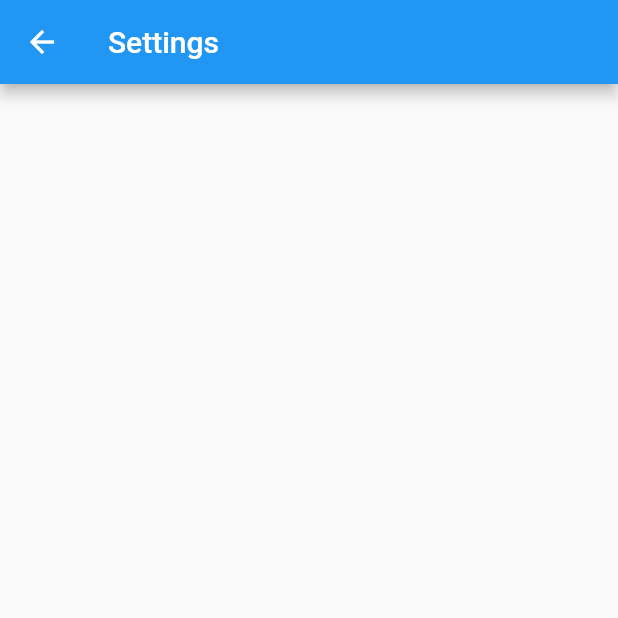
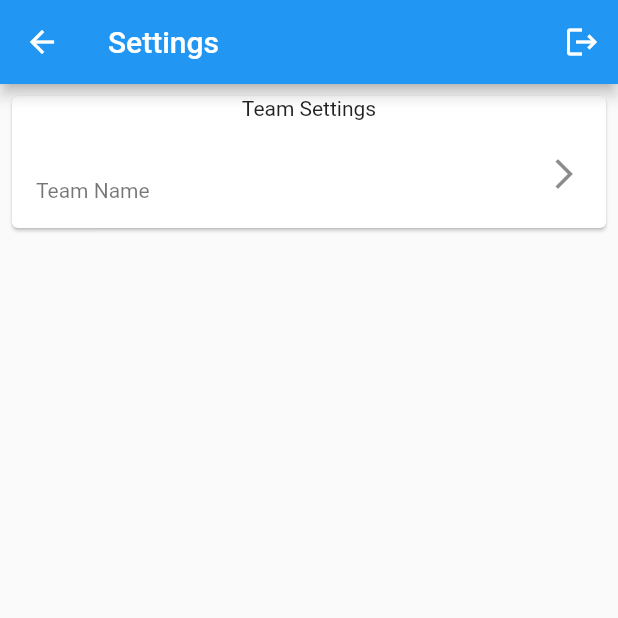
Before and after one commit to angelocordero/worship-connect-dev, a Flutter app: the SettingsHomePage screen opened directly, on a phone screen of 412 x 824 dp, the top half of it. Run offline on Flutter 3.47's test engine with Material 2 defaults, Android fonts, the phone set to English and light mode, and no system bars; our stand-ins replace cloud_firestore, firebase_auth, firebase_core, flutter_easyloading, flutter_riverpod, google_fonts and 3 more; missing offline and left inert: enum_to_string, tap_debouncer; accounts and stored records are empty; network calls fail.

Commit message:
added team data stream

```diff
--- /dev/null
+++ b/lib/settings/data_classes/wc_team_data.dart
@@ -0,0 +1,13 @@
+class TeamData {
+  final String creatorID;
+  final String teamName;
+  final String teamID;
+  final bool isOpen;
+
+  TeamData({
+    required this.creatorID,
+    required this.teamID,
+    required this.teamName,
+    required this.isOpen,
+  });
+}
--- a/lib/settings/screens/settings_home_page.dart
+++ b/lib/settings/screens/settings_home_page.dart
@@ -1,4 +1,6 @@
 import 'package:flutter/material.dart';
+import 'package:worship_connect/settings/widgets/team_settings.dart';
+import 'package:worship_connect/sign_in/services/wc_user_authentication_service.dart';
 
 class SettingsHomePage extends StatelessWidget {
   const SettingsHomePage({Key? key}) : super(key: key);
@@ -8,7 +10,17 @@ class SettingsHomePage extends StatelessWidget {
     return Scaffold(
       appBar: AppBar(
         title: const Text('Settings'),
+        actions: [
+          IconButton(
+            onPressed: () async {
+
+              await WCUserAuthentication().signOut();
+            },
+            icon: const Icon(Icons.logout),
+          ),
+        ],
       ),
+      body: const TeamSettings(),
     );
   }
 }
--- /dev/null
+++ b/lib/settings/widgets/team_settings.dart
@@ -0,0 +1,39 @@
+import 'package:flutter/material.dart';
+import 'package:flutter_riverpod/flutter_riverpod.dart';
+import 'package:worship_connect/settings/data_classes/wc_team_data.dart';
+import 'package:worship_connect/settings/services/team_firebase_api.dart';
+import 'package:worship_connect/sign_in/data_classes/wc_user_info_data.dart';
+import 'package:worship_connect/wc_core/worship_connect.dart';
+
+final wcTeamDataStream = StreamProvider<TeamData>((ref) {
+  final WCUserInfoData _wcUserInfoData = ref.watch(wcUserInfoDataStream).asData!.value!;
+
+  return TeamFirebaseAPI(_wcUserInfoData.teamID).teamData();
+});
+
+class TeamSettings extends ConsumerWidget {
+  const TeamSettings({Key? key}) : super(key: key);
+
+  static Icon trailingIcon = const Icon(Icons.arrow_forward_ios);
+
+  @override
+  Widget build(BuildContext context, WidgetRef ref) {
+    TeamData? _teamData = ref.watch(wcTeamDataStream).asData?.value;
+
+
+    return Card(
+      margin: const EdgeInsets.all(8),
+      child: Column(
+        mainAxisSize: MainAxisSize.min,
+        children: [
+          const Text('Team Settings'),
+          ListTile(
+            title: Text(_teamData?.teamName ?? ''),
+            subtitle: const Text('Team Name'),
+            trailing: trailingIcon,
+          ),
+        ],
+      ),
+    );
+  }
+}
--- a/lib/sign_in/services/wc_user_authentication_service.dart
+++ b/lib/sign_in/services/wc_user_authentication_service.dart
@@ -1,4 +1,5 @@
 import 'package:firebase_auth/firebase_auth.dart';
+import 'package:flutter_easyloading/flutter_easyloading.dart';
 import 'package:google_sign_in/google_sign_in.dart';
 import 'package:worship_connect/wc_core/wc_user_firebase_api.dart';
 import 'package:worship_connect/sign_in/data_classes/wc_user_auth_data.dart';
@@ -18,12 +19,15 @@ class WCUserAuthentication {
   }
 
   signOut() async {
+    EasyLoading.show();
     GoogleSignIn _googleSignIn = GoogleSignIn();
     await _firebaseAuth.signOut();
     await _googleSignIn.signOut();
     await _googleSignIn.disconnect();
 
-// TODO: add facebook sign out
+    // TODO: add facebook sign out
+
+    EasyLoading.dismiss();
   }
 
   Stream<WCUserAuthData?> get wcUserAuthStateChange {
--- a/lib/welcome/services/create_join_team_firebase_api.dart
+++ b/lib/welcome/services/create_join_team_firebase_api.dart
@@ -34,7 +34,6 @@ class CreateJoinTeamFirebaseAPI {
     _writeBatch.set(wcTeamDataCollection.doc(_teamID), {
       'teamName': teamName,
       'creatorID': creatorID,
-      'creatorName': creatorName,
       'isOpen': true,
       'teamiD': _teamID,
     });
```
Also changed, not shown: lib/announcements/screens/announcements_home_page.dart (+5 -2 lines), lib/settings/services/team_firebase_api.dart (added, +41 -0 lines).
